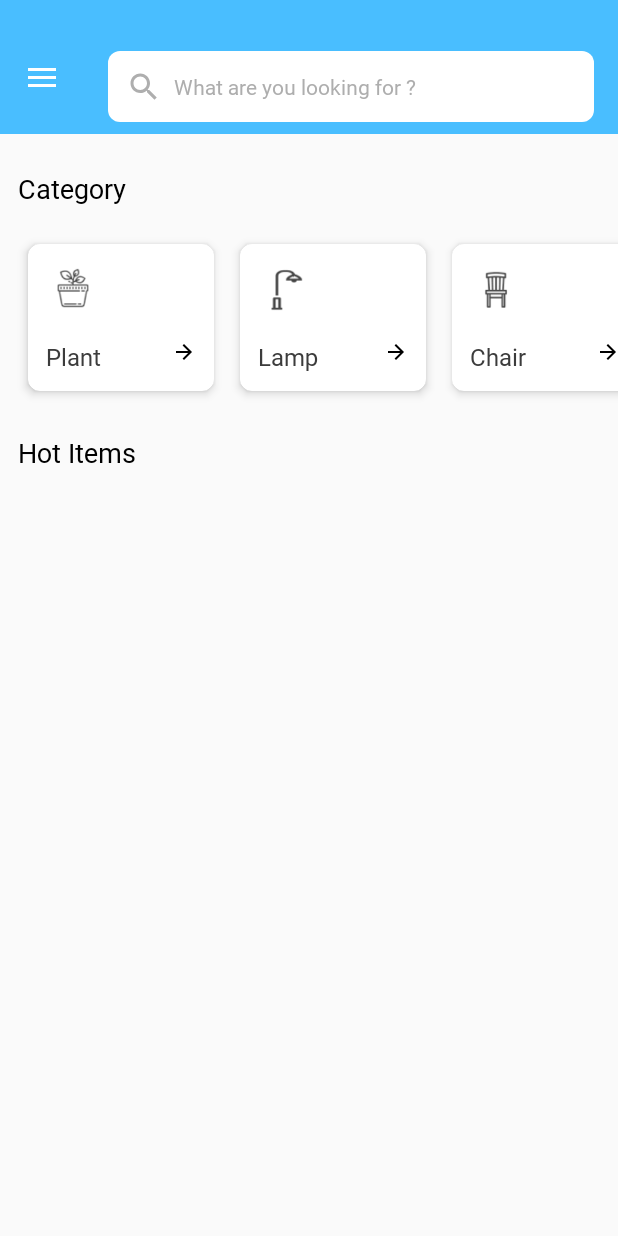
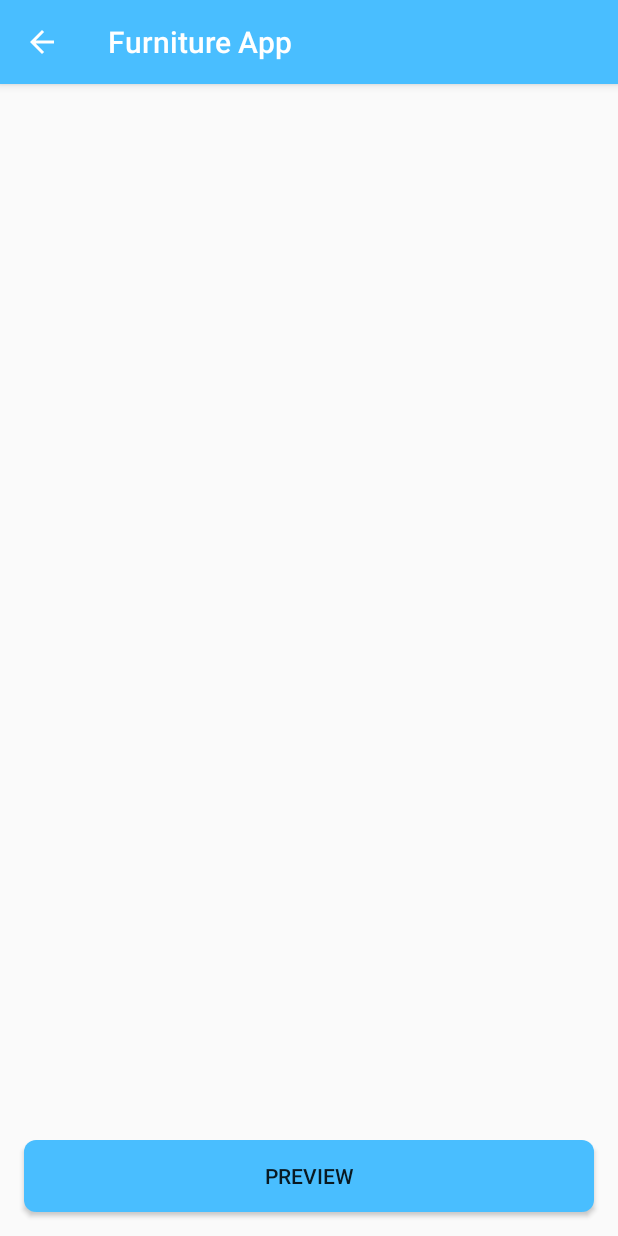
Before and after one commit to Fady24-dev/Furny, an Android app: the screen it shows after launch once a user with an empty profile is signed in (HomeActivity before the commit, CartActivity after it), in the side drawer, after a tap on "Cart", on a phone screen of 412 x 824 dp. Run offline under Robolectric (Android 15) with nearby library versions, the phone set to English and light mode, and no system bars; our stand-ins replace CircleImageView, Firebase (no records; nobody signed in at launch, a user with empty details on screens opened directly), Picasso; pictures from the network do not load.

Commit message:
Add To Cart
Add To Cart

```diff
--- a/app/src/main/AndroidManifest.xml
+++ b/app/src/main/AndroidManifest.xml
@@ -16,7 +16,9 @@
         android:roundIcon="@mipmap/ic_launcher_round"
         android:supportsRtl="true"
         android:theme="@style/AppTheme">
-        <activity android:name=".SearchActivity"></activity>
+        <activity android:name=".CartActivity"
+            android:theme="@style/CartTheme"></activity>
+        <activity android:name=".SearchActivity" />
         <activity
             android:name=".DrawerActivity"
             android:label="@string/title_activity_drawer"
--- /dev/null
+++ b/app/src/main/java/com/example/furniture/CartActivity.java
@@ -0,0 +1,80 @@
+package com.example.furniture;
+
+import androidx.annotation.NonNull;
+import androidx.appcompat.app.ActionBar;
+import androidx.appcompat.app.AppCompatActivity;
+import androidx.appcompat.widget.Toolbar;
+import androidx.recyclerview.widget.GridLayoutManager;
+import androidx.recyclerview.widget.LinearLayoutManager;
+import androidx.recyclerview.widget.RecyclerView;
+
+import android.os.Bundle;
+import android.view.MenuItem;
+
+import com.example.furniture.adapters.CartAdapter;
+import com.example.furniture.adapters.HotProductAdapter;
+import com.example.furniture.models.Products;
+import com.firebase.ui.database.FirebaseRecyclerOptions;
+import com.google.firebase.auth.FirebaseAuth;
+import com.google.firebase.auth.FirebaseUser;
+import com.google.firebase.database.DatabaseReference;
+import com.google.firebase.database.FirebaseDatabase;
+
+public class CartActivity extends AppCompatActivity {
+
+    DatabaseReference Ref;
+    RecyclerView recyclerView;
+    private CartAdapter CartAdapter;
+    private FirebaseUser user;
+
+    String userID;
+
+    @Override
+    protected void onCreate(Bundle savedInstanceState) {
+        super.onCreate(savedInstanceState);
+        setContentView(R.layout.activity_cart);
+        ActionBar actionBar = getSupportActionBar();
+        actionBar.setDisplayHomeAsUpEnabled(true);
+
+        user = FirebaseAuth.getInstance().getCurrentUser();
+        userID = user.getUid();
+
+        //Firebase RecyclerView
+        Ref= FirebaseDatabase.getInstance().getReference().child("Cart List").child("User Cart").child(userID).child("Products");
+        recyclerView = findViewById(R.id.recycler_cart);
+
+        recyclerView.setLayoutManager(new LinearLayoutManager(this));
+
+        // query in the database to fetch appropriate data
+        FirebaseRecyclerOptions<Products> options = new FirebaseRecyclerOptions.Builder<Products>()
+                .setQuery(Ref,Products.class)
+                .build();
+
+        // Connecting object of required Adapter class to
+        CartAdapter = new CartAdapter(options);
+        recyclerView.setAdapter(CartAdapter);
+
+    }
+
+    @Override
+    protected void onStart() {
+        super.onStart();
+        CartAdapter.startListening();
+    }
+
+    @Override
+    protected void onStop() {
+        super.onStop();
+        CartAdapter.stopListening();
+    }
+
+    @Override
+    public boolean onOptionsItemSelected(@NonNull MenuItem item) {
+        switch (item.getItemId()) {
+            case android.R.id.home:
+                this.finish();
+                return true;
+        }
+        return super.onOptionsItemSelected(item);
+    }
+}
--- a/app/src/main/java/com/example/furniture/HomeActivity.java
+++ b/app/src/main/java/com/example/furniture/HomeActivity.java
@@ -109,6 +109,10 @@ public class HomeActivity extends AppCompatActivity {
                         startActivity(new Intent(getApplicationContext(),MainActivity.class));
                         finish();
                         break;
+                    case R.id.cart_drawer:
+                        startActivity(new Intent(getApplicationContext(),CartActivity.class));
+                        break;
+
                 }
                 drawer.closeDrawer((GravityCompat.START));
                 return true;
--- /dev/null
+++ b/app/src/main/res/layout/activity_cart.xml
@@ -0,0 +1,25 @@
+<?xml version="1.0" encoding="utf-8"?>
+<RelativeLayout xmlns:android="http://schemas.android.com/apk/res/android"
+    xmlns:app="http://schemas.android.com/apk/res-auto"
+    xmlns:tools="http://schemas.android.com/tools"
+    android:layout_width="match_parent"
+    android:layout_height="match_parent"
+    android:padding="8dp"
+    tools:context=".CartActivity" >
+
+    <Button
+        android:id="@+id/button_preview"
+        android:layout_width="match_parent"
+        android:layout_height="wrap_content"
+        android:layout_alignParentBottom="true"
+        android:background="@drawable/buttonshape"
+        android:layout_margin="8dp"
+        android:text="Preview" />
+
+    <androidx.recyclerview.widget.RecyclerView
+        android:layout_width="match_parent"
+        android:layout_height="match_parent"
+        android:layout_above="@id/button_preview"
+        android:id="@+id/recycler_cart"></androidx.recyclerview.widget.RecyclerView>
+
+</RelativeLayout>
--- a/app/src/main/res/layout/activity_purchase.xml
+++ b/app/src/main/res/layout/activity_purchase.xml
@@ -150,14 +150,14 @@
                 android:textSize="24sp" />
 
             <Button
-                android:id="@+id/selected_item_buy_now_btn"
+                android:id="@+id/selected_item_add_to_cart_btn"
                 android:layout_width="match_parent"
                 android:layout_height="wrap_content"
                 android:layout_gravity="center"
                 android:layout_margin="16dp"
                 android:background="@drawable/buttonshape"
                 android:fontFamily="@font/calibri"
-                android:text="Buy Now"
+                android:text="Add To Cart"
                 android:textAllCaps="false"
                 android:textColor="#ffffff"
                 android:textSize="24sp" />
--- a/app/src/main/res/values/styles.xml
+++ b/app/src/main/res/values/styles.xml
@@ -28,4 +28,11 @@
         <item name="android:statusBarColor">@android:color/transparent</item>
     </style>
 
+    <style name="CartTheme" parent="Theme.AppCompat.Light.DarkActionBar">
+        <!-- Customize your theme here. -->
+        <item name="colorPrimary">@color/standard</item>
+        <item name="colorPrimaryDark">@color/standard</item>
+        <item name="colorAccent">@color/colorAccent</item>
+    </style>
+
 </resources>
```
Also changed, not shown: app/src/main/java/com/example/furniture/PurchaseActivity.java (+62 -6 lines), app/src/main/java/com/example/furniture/adapters/CartAdapter.java (added, +64 -0 lines), app/src/main/res/layout/cart_item_layout.xml (added, +41 -0 lines).
